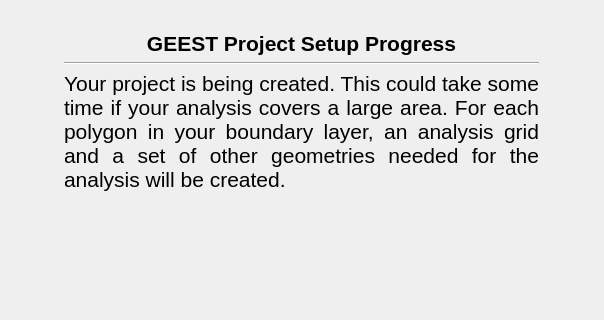
Before: the Qt Designer form geest/ui/project_setup_progress_panel_base.ui in worldbank/GEEST, drawn with Qt 5; both pictures show x 0 to 604 and y 0 to 320 of the 604 by 938 pixel window.
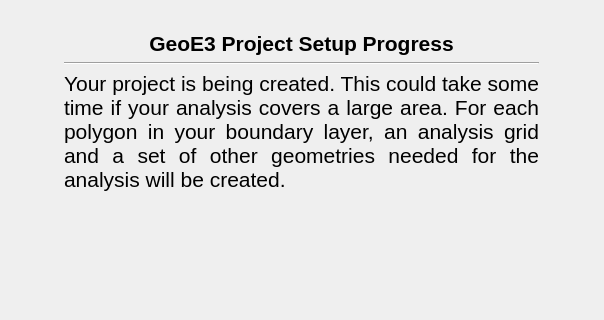
After: the same form once the commit is applied. Icons and pictures are not drawn.

Diff of the .ui file:
```diff
--- a/geest/ui/project_setup_progress_panel_base.ui
+++ b/geest/ui/project_setup_progress_panel_base.ui
@@ -173,7 +173,7 @@
    <item row="1" column="0">
     <widget class="QLabel" name="label_2">
      <property name="text">
-      <string>&lt;html&gt;&lt;head/&gt;&lt;body&gt;&lt;p align=&quot;center&quot;&gt;&lt;span style=&quot; font-size:16pt; font-weight:600;&quot;&gt;GEEST Project Setup Progress&lt;/span&gt;&lt;/p&gt;&lt;/body&gt;&lt;/html&gt;</string>
+      <string>&lt;html&gt;&lt;head/&gt;&lt;body&gt;&lt;p align=&quot;center&quot;&gt;&lt;span style=&quot; font-size:16pt; font-weight:600;&quot;&gt;GeoE3 Project Setup Progress&lt;/span&gt;&lt;/p&gt;&lt;/body&gt;&lt;/html&gt;</string>
      </property>
      <property name="textFormat">
       <enum>Qt::RichText</enum>
```
